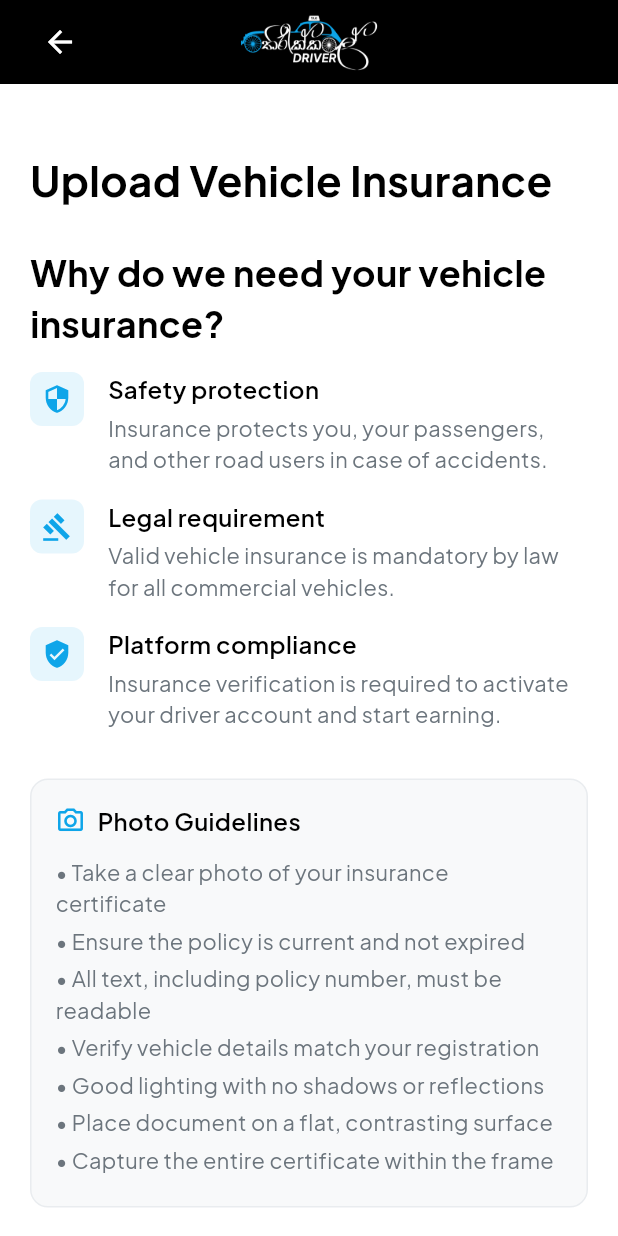
After one commit to Thirikkale/Thirikkale-Driver, a Flutter app: the VehicleInsuranceScreen screen opened directly, on a phone screen of 412 x 824 dp. The commit adds this screen. Run offline on Flutter 3.47's test engine with Material 3 defaults, Android fonts, the phone set to English and light mode, and no system bars; our stand-ins replace camera, firebase_auth, firebase_core, flutter_multi_formatter, lottie; accounts and stored records are empty.

Commit message:
feat: Add Vehicle Insurance upload screen and integrate with camera functionality

```diff
--- a/lib/features/authentication/screens/upload_screens/camera_screen.dart
+++ b/lib/features/authentication/screens/upload_screens/camera_screen.dart
@@ -34,6 +34,8 @@ class _CameraScreenState extends State<CameraScreen> {
         return 'Take License Photo';
       case 'revenue_license':
         return 'Take Revenue License Photo';
+      case 'vehicle_insurance':
+        return 'Take Vehicle Insurance Photo';
       default:
         return 'Take Photo';
     }
@@ -47,6 +49,8 @@ class _CameraScreenState extends State<CameraScreen> {
         return 'Place your license within the rectangle\nEnsure all text is clearly visible';
       case 'revenue_license':
         return 'Place your revenue license within the rectangle\nEnsure the document fits completely in the frame';
+      case 'vehicle_insurance':
+        return 'Place your insurance certificate within the rectangle\nEnsure policy details are clearly visible';
       default:
         return 'Position the document within the frame';
     }
@@ -220,6 +224,10 @@ class _CameraScreenState extends State<CameraScreen> {
                       child: CustomPaint(painter: RevenueLicenseGuidePainter()),
                     ),
 
+                  if (widget.documentType == 'vehicle_insurance')
+                    Positioned.fill(
+                      child: CustomPaint(painter: DocumentGuidePainter()),
+                    ),
                   // Bottom controls
                   Positioned(
                     bottom: 50,
@@ -394,9 +402,9 @@ class DocumentGuidePainter extends CustomPainter {
 
     // Draw rectangle guide for documents
     final rect = Rect.fromCenter(
-      center: Offset(size.width / 2, size.height / 2),
-      width: size.width * 0.8,
-      height: size.height * 0.5,
+      center: Offset(size.width / 2, size.height / 2 - 60),
+      width: size.width * 0.7,
+      height: size.height * 0.52,
     );
 
     canvas.drawRect(rect, paint);
--- /dev/null
+++ b/lib/features/authentication/screens/upload_screens/vehicle_insurance_screen.dart
@@ -0,0 +1,97 @@
+import 'package:flutter/material.dart';
+import 'package:thirikkale_driver/core/utils/app_dimensions.dart';
+import 'package:thirikkale_driver/core/utils/app_styles.dart';
+import 'package:thirikkale_driver/core/utils/navigation_utils.dart';
+import 'package:thirikkale_driver/features/authentication/screens/upload_screens/camera_screen.dart';
+import 'package:thirikkale_driver/features/authentication/widgets/upload_screen_widgets/build_reason_item.dart';
+import 'package:thirikkale_driver/features/authentication/widgets/upload_screen_widgets/guidelines_widget.dart';
+import 'package:thirikkale_driver/widgets/common/custom_appbar.dart';
+
+class VehicleInsuranceScreen extends StatelessWidget {
+  const VehicleInsuranceScreen({super.key});
+
+  @override
+  Widget build(BuildContext context) {
+    return Scaffold(
+      appBar: CustomAppBar(
+        centerWidget: Image.asset(
+          'assets/icons/thirikkale_driver_appbar_logo.png',
+          height: 50.0,
+        ),
+      ),
+      body: SafeArea(
+        child: SingleChildScrollView(
+          padding: const EdgeInsets.symmetric(
+            horizontal: AppDimensions.pageHorizontalPadding,
+          ),
+          child: Column(
+            crossAxisAlignment: CrossAxisAlignment.start,
+            children: [
+              const SizedBox(height: 24),
+              Text('Upload Vehicle Insurance', style: AppTextStyles.heading1),
+              const SizedBox(height: 24),
+              Text(
+                'Why do we need your vehicle insurance?',
+                style: AppTextStyles.heading2,
+              ),
+              const SizedBox(height: 16),
+              const BuildReasonItem(
+                icon: Icons.security,
+                title: 'Safety protection',
+                description:
+                    'Insurance protects you, your passengers, and other road users in case of accidents.',
+              ),
+              const SizedBox(height: 16),
+              const BuildReasonItem(
+                icon: Icons.gavel,
+                title: 'Legal requirement',
+                description:
+                    'Valid vehicle insurance is mandatory by law for all commercial vehicles.',
+              ),
+              const SizedBox(height: 16),
+              const BuildReasonItem(
+                icon: Icons.verified_user,
+                title: 'Platform compliance',
+                description:
+                    'Insurance verification is required to activate your driver account and start earning.',
+              ),
+              const SizedBox(height: 32),
+              const GuidelinesWidget(
+                title: 'Photo Guidelines',
+                icon: Icons.camera_alt_outlined,
+                guidelines: [
+                  '• Take a clear photo of your insurance certificate',
+                  '• Ensure the policy is current and not expired',
+                  '• All text, including policy number, must be readable',
+                  '• Verify vehicle details match your registration',
+                  '• Good lighting with no shadows or reflections',
+                  '• Place document on a flat, contrasting surface',
+                  '• Capture the entire certificate within the frame',
+                ],
+              ),
+              const SizedBox(height: 48),
+              SizedBox(
+                width: double.infinity,
+                child: ElevatedButton(
+                  style: AppButtonStyles.primaryButton,
+                  onPressed: () {
+                    Navigator.of(context).push(
+                      NoAnimationPageRoute(
+                        builder:
+                            (context) => const CameraScreen(
+                              documentType: 'vehicle_insurance',
+                            ),
+                      ),
+                    );
+                  },
+                  child: const Text('Take Photo'),
+                ),
+              ),
+              const SizedBox(height: 32),
+            ],
+          ),
+        ),
+      ),
+    );
+  }
+}
--- a/lib/features/authentication/widgets/document_list_item.dart
+++ b/lib/features/authentication/widgets/document_list_item.dart
@@ -5,6 +5,7 @@ import 'package:thirikkale_driver/features/authentication/models/document_item_m
 import 'package:thirikkale_driver/features/authentication/screens/upload_screens/driving_license_screen.dart';
 import 'package:thirikkale_driver/features/authentication/screens/upload_screens/profile_picture_screen.dart';
 import 'package:thirikkale_driver/features/authentication/screens/upload_screens/revenue_license_screen.dart';
+import 'package:thirikkale_driver/features/authentication/screens/upload_screens/vehicle_insurance_screen.dart';
 
 class DocumentListItem extends StatelessWidget {
   final DocumentItem document;
@@ -58,6 +59,16 @@ class DocumentListItem extends StatelessWidget {
           if (result == true) {
             onDocumentCompleted('Revenue License');
           }
+        } else if (document.title == 'Vehicle Insurance') {
+          final result = await Navigator.of(context).push(
+            MaterialPageRoute(
+              builder: (context) => const VehicleInsuranceScreen(),
+            ),
+          );
+
+          if (result == true) {
+            onDocumentCompleted('Vehicle Insurance');
+          }
         } else {
           // For other documents, use the original toggle behavior
           onTap();
```
